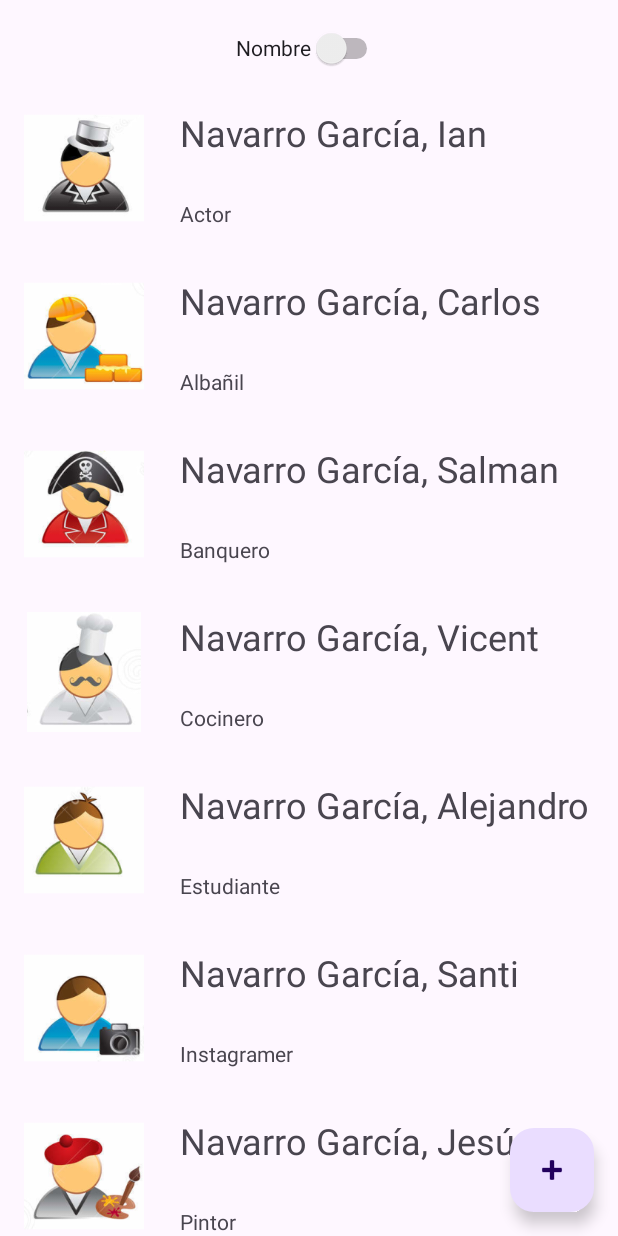
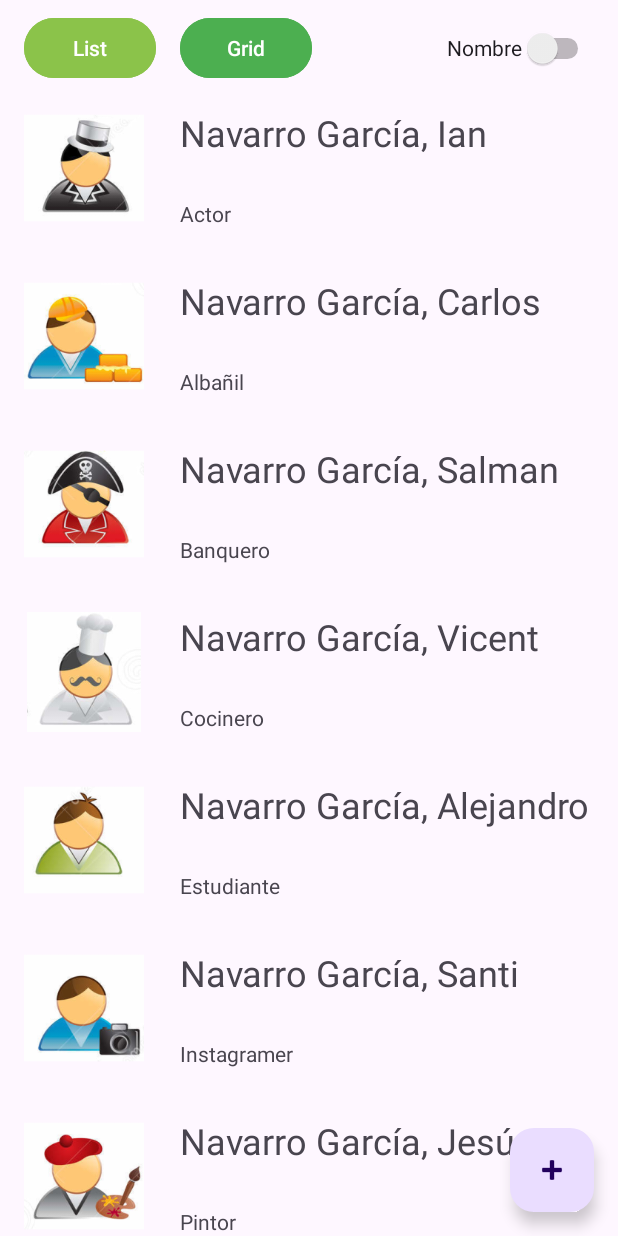
Before and after one commit to xrosilloprofe/RecycleViewExample_2324, an Android app: the screen it shows after launch (MainActivity), on a phone screen of 412 x 824 dp. Run offline under Robolectric (Android 15) with nearby library versions, the phone set to English and light mode, and no system bars.

Commit message:
20240418 gridorlist

```diff
--- a/app/src/main/java/es/ieslavereda/recylceviewexample_2324/AdaptadorRecycleView.java
+++ b/app/src/main/java/es/ieslavereda/recylceviewexample_2324/AdaptadorRecycleView.java
@@ -21,24 +21,30 @@ public class AdaptadorRecycleView
     private LayoutInflater layoutInflater;
     private List<Usuario> usuarios;
     private View.OnClickListener onClickListener;
+    private int layout_displayed;
 
     public AdaptadorRecycleView(Context context){
         layoutInflater =
         (LayoutInflater) context.getSystemService(Context.LAYOUT_INFLATER_SERVICE);
         this.usuarios= UsuarioRepository.getInstance().getAll();
+//        this.layout_displayed=R.layout.simple_element_list;
     }
 
     // Creamos el ViewHolder con la vista de un elemento sin personalizar
     @NonNull
     @Override
     public AdaptadorRecycleView.ViewHolder onCreateViewHolder(@NonNull ViewGroup parent, int viewType) {
-        View view = layoutInflater.inflate(R.layout.simple_element,parent,false);
+        View view = layoutInflater.inflate(layout_displayed,parent,false);
         view.setOnClickListener(onClickListener);
         return new ViewHolder(view);
     }
 
     public void setOnClickListener(View.OnClickListener onClickListener){
         this.onClickListener = onClickListener;
+    }
+
+    public void setLayout_displayed(int layout_displayed){
+        this.layout_displayed=layout_displayed;
     }
 
     @Override
--- a/app/src/main/java/es/ieslavereda/recylceviewexample_2324/MainActivity.java
+++ b/app/src/main/java/es/ieslavereda/recylceviewexample_2324/MainActivity.java
@@ -3,6 +3,7 @@ package es.ieslavereda.recylceviewexample_2324;
 import android.content.Intent;
 import android.os.Bundle;
 import android.view.View;
+import android.widget.Button;
 import android.widget.CompoundButton;
 import android.widget.Switch;
 import android.widget.Toast;
@@ -15,6 +16,7 @@ import androidx.appcompat.app.AppCompatActivity;
 import androidx.core.graphics.Insets;
 import androidx.core.view.ViewCompat;
 import androidx.core.view.WindowInsetsCompat;
+import androidx.recyclerview.widget.GridLayoutManager;
 import androidx.recyclerview.widget.LinearLayoutManager;
 import androidx.recyclerview.widget.RecyclerView;
 
@@ -33,6 +35,10 @@ public class MainActivity extends AppCompatActivity implements View.OnClickListe
     private RecyclerView recycler;
     private Switch switchSort;
     private FloatingActionButton addUser;
+    private Button listButton;
+    private Button gridButton;
+    private boolean isLinear;
+    AdaptadorRecycleView adaptador;
 
     @Override
     protected void onCreate(Bundle savedInstanceState) {
@@ -42,11 +48,14 @@ public class MainActivity extends AppCompatActivity implements View.OnClickListe
         recycler = findViewById(R.id.recycler);
         switchSort = findViewById(R.id.switchSort);
         addUser = findViewById(R.id.addUser);
+        listButton = findViewById(R.id.listButton);
+        gridButton = findViewById(R.id.gridButton);
+        isLinear=true;
 
-        AdaptadorRecycleView adaptador = new AdaptadorRecycleView(this);
+        adaptador = new AdaptadorRecycleView(this);
         adaptador.setOnClickListener(this);
         recycler.setAdapter(adaptador);
-        recycler.setLayoutManager(new LinearLayoutManager(this));
+        updateRecycle();
 
         ActivityResultLauncher<Intent> activityResultLauncher = registerForActivityResult(
                 new ActivityResultContracts.StartActivityForResult(),
@@ -77,6 +86,17 @@ public class MainActivity extends AppCompatActivity implements View.OnClickListe
             adaptador.notifyDataSetChanged();
         });
 
+        listButton.setOnClickListener(view -> {
+            isLinear=true;
+            updateRecycle();
+        });
+
+        gridButton.setOnClickListener(view -> {
+            isLinear=false;
+            updateRecycle();
+        });
+
+
     }
 
     @Override
@@ -86,4 +106,15 @@ public class MainActivity extends AppCompatActivity implements View.OnClickListe
         Toast.makeText(this,"Has seleccionado el usuario " + usuario.getNombre()
         ,Toast.LENGTH_SHORT).show();
     }
+
+    public void updateRecycle(){
+        if(isLinear){
+            adaptador.setLayout_displayed(R.layout.simple_element_list);
+            recycler.setLayoutManager(new LinearLayoutManager(this));
+        } else {
+            adaptador.setLayout_displayed(R.layout.simple_element_grid);
+            recycler.setLayoutManager(new GridLayoutManager(this,2));
+        }
+        recycler.getRecycledViewPool().clear();
+    }
 }
--- a/app/src/main/res/layout/activity_main.xml
+++ b/app/src/main/res/layout/activity_main.xml
@@ -2,7 +2,7 @@
 <androidx.constraintlayout.widget.ConstraintLayout xmlns:android="http://schemas.android.com/apk/res/android"
     xmlns:app="http://schemas.android.com/apk/res-auto"
     xmlns:tools="http://schemas.android.com/tools"
-    android:id="@+id/constraintLayout"
+    android:id="@+id/main"
     android:layout_width="match_parent"
     android:layout_height="match_parent"
     tools:context=".MainActivity">
@@ -12,11 +12,20 @@
         android:layout_width="wrap_content"
         android:layout_height="wrap_content"
         android:layout_marginTop="8dp"
+        android:layout_marginEnd="16dp"
         android:minHeight="48dp"
         android:text="Nombre"
         app:layout_constraintEnd_toEndOf="parent"
+        app:layout_constraintTop_toTopOf="parent" />
+
+    <androidx.recyclerview.widget.RecyclerView
+        android:id="@+id/recycler"
+        android:layout_width="0dp"
+        android:layout_height="0dp"
+        app:layout_constraintBottom_toBottomOf="parent"
+        app:layout_constraintEnd_toEndOf="parent"
         app:layout_constraintStart_toStartOf="parent"
-        app:layout_constraintTop_toTopOf="parent" />
+        app:layout_constraintTop_toBottomOf="@+id/switchSort" />
 
     <com.google.android.material.floatingactionbutton.FloatingActionButton
         android:id="@+id/addUser"
@@ -29,14 +38,25 @@
         app:layout_constraintEnd_toEndOf="parent"
         app:srcCompat="@android:drawable/ic_input_add" />
 
-    <androidx.recyclerview.widget.RecyclerView
-        android:id="@+id/recycler"
-        android:layout_width="match_parent"
-        android:layout_height="0dp"
-        app:layout_constraintBottom_toBottomOf="parent"
-        app:layout_constraintEnd_toEndOf="parent"
+    <Button
+        android:id="@+id/listButton"
+        android:layout_width="wrap_content"
+        android:layout_height="wrap_content"
+        android:layout_marginStart="16dp"
+        android:backgroundTint="#8BC34A"
+        android:text="List"
+        app:layout_constraintBottom_toBottomOf="@+id/switchSort"
         app:layout_constraintStart_toStartOf="parent"
-        app:layout_constraintTop_toBottomOf="@+id/switchSort" >
+        app:layout_constraintTop_toTopOf="@+id/switchSort" />
 
-    </androidx.recyclerview.widget.RecyclerView>
+    <Button
+        android:id="@+id/gridButton"
+        android:layout_width="wrap_content"
+        android:layout_height="wrap_content"
+        android:layout_marginStart="16dp"
+        android:backgroundTint="#4CAF50"
+        android:text="Grid"
+        app:layout_constraintBottom_toBottomOf="@+id/listButton"
+        app:layout_constraintStart_toEndOf="@+id/listButton"
+        app:layout_constraintTop_toTopOf="@+id/switchSort" />
 </androidx.constraintlayout.widget.ConstraintLayout>
--- a/app/src/main/res/layout/simple_element.xml
+++ b/app/src/main/res/layout/simple_element_list.xml
@@ -1,8 +1,6 @@
 <?xml version="1.0" encoding="utf-8"?>
-<androidx.constraintlayout.widget.ConstraintLayout
-    xmlns:android="http://schemas.android.com/apk/res/android"
+<androidx.constraintlayout.widget.ConstraintLayout xmlns:android="http://schemas.android.com/apk/res/android"
     xmlns:app="http://schemas.android.com/apk/res-auto"
-    xmlns:tools="http://schemas.android.com/tools"
     android:layout_width="match_parent"
     android:layout_height="wrap_content">
     <TextView
```
Also changed, not shown: app/src/main/res/layout/simple_element_grid.xml (added, +49 -0 lines).
